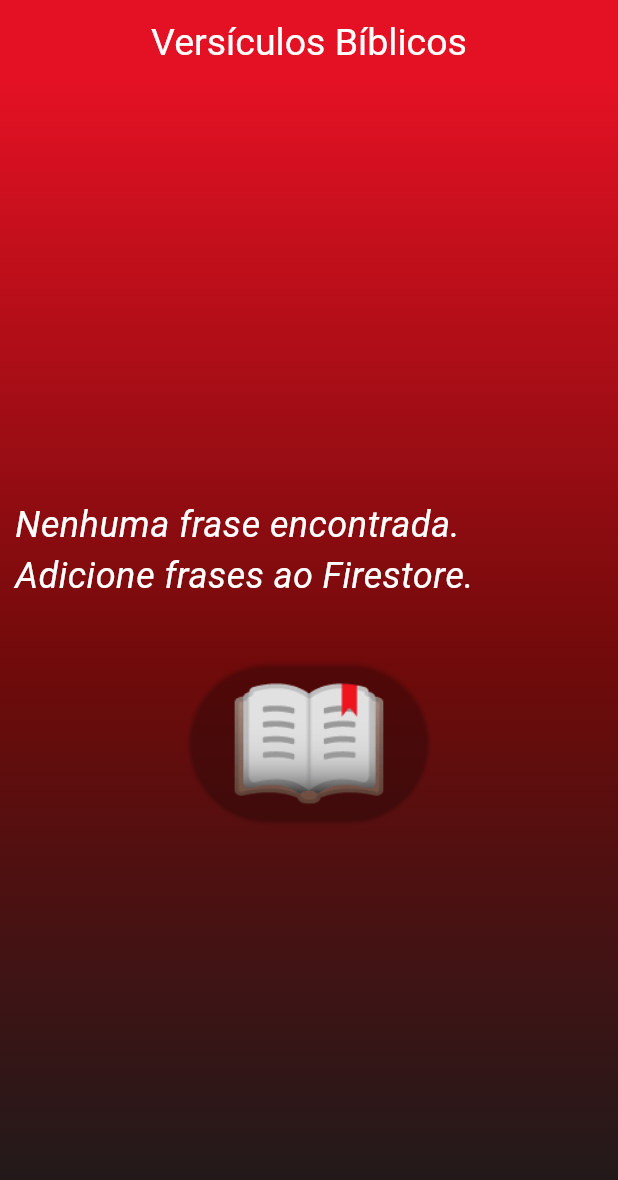
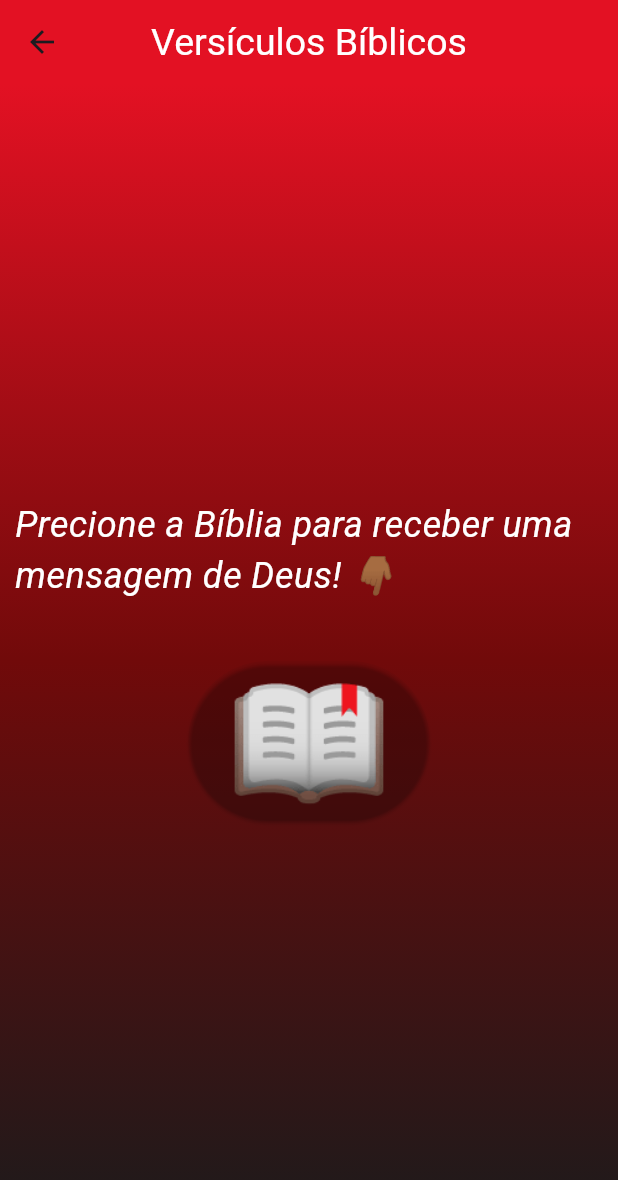
Before and after one commit to Steviziho/Avaliativa_6, a Flutter app: the screen it shows after launch, after a tap on an icon or button, on a phone screen of 412 x 824 dp. Shown: the top 1180 px of the screen. Run offline on Flutter 3.47's test engine with Material 3 defaults, Android fonts, the phone set to English and light mode, and no system bars; drawn by our look-alikes of animated_text_kit; our stand-ins replace cloud_firestore, firebase_core, just_audio; accounts and stored records are empty.

Commit message:
Alterações para para atenderos criterios da avaliação a

```diff
--- a/lib/Frasedodia.dart
+++ b/lib/Frasedodia.dart
@@ -0,0 +1,131 @@
+import 'dart:math';
+import 'package:flutter/material.dart';
+import 'package:cloud_firestore/cloud_firestore.dart';
+import 'package:just_audio/just_audio.dart';
+import 'package:animated_text_kit/animated_text_kit.dart';
+
+class MensagemDia extends StatefulWidget {
+  const MensagemDia({super.key});
+
+  @override
+  State<MensagemDia> createState() => _MensagemDiaState();
+}
+
+class _MensagemDiaState extends State<MensagemDia> {
+  late AudioPlayer player;
+
+  @override
+  void initState() {
+    super.initState();
+    player = AudioPlayer();
+    _tocarSom("assets/som.mp3");
+  }
+
+  @override
+  void dispose() {
+    player.dispose();
+    super.dispose();
+  }
+
+  void _tocarSom(String caminho) async {
+    try {
+      await player.stop();
+      await player.setAsset(caminho);
+      player.play();
+    } catch (e) {
+      print('Erro ao tocar som: $e');
+    }
+  }
+
+  String _frase = 'Precione a Bíblia para receber uma mensagem de Deus! 👇🏾';
+
+  Future<void> _pegaFraseAleatoria() async {
+    _tocarSom("assets/som.mp3");
+    try {
+      final collection = FirebaseFirestore.instance.collection('frases');
+      final snapshot = await collection.get();
+
+      if (snapshot.docs.isNotEmpty) {
+        final randomId = Random().nextInt(snapshot.docs.length);
+        final randomDoc = snapshot.docs[randomId];
+
+        setState(() {
+          _frase = randomDoc['texto'];
+        });
+      } else {
+        setState(() {
+          _frase = 'Nenhuma frase encontrada. Adicione frases ao Firestore.';
+        });
+      }
+    } catch (e) {
+      setState(() {
+        _frase = 'Ocorreu um erro ao buscar a frase.';
+      });
+      print(e);
+    }
+  }
+
+  @override
+  Widget build(BuildContext context) {
+    return Scaffold(
+      appBar: AppBar(
+        title: const Text('Versículos Bíblicos'),
+        backgroundColor: Color(0xffe31123),
+        titleTextStyle: TextStyle(
+          color: Colors.white,
+          fontSize: 25,
+        ),
+        centerTitle: true,
+      ),
+      body: Container(
+        decoration: BoxDecoration(
+          gradient: LinearGradient(
+            colors: [Color(0xffe31123), Color(0xff710a0a), Color(0xe7040404)],
+            begin: Alignment.topCenter,
+            end: Alignment.bottomCenter,
+          ),
+        ),
+        child: Center(
+          child: Padding(
+            padding: const EdgeInsets.all(10.0),
+            child: Column(
+              mainAxisAlignment: MainAxisAlignment.center,
+              children: <Widget>[
+                AnimatedTextKit(
+                  key: ValueKey(_frase),
+                  animatedTexts: [
+                    TypewriterAnimatedText(
+                      _frase,
+                      textStyle: const TextStyle(
+                        fontSize: 24,
+                        fontStyle: FontStyle.italic,
+                        color: Colors.white,
+                      ),
+                      speed: Duration(milliseconds: 40),
+                    ),
+                  ],
+                  totalRepeatCount: 1,
+                  pause: Duration(milliseconds: 500),
+                  displayFullTextOnTap: true,
+                  stopPauseOnTap: true,
+                ),
+                SizedBox(height: 40),
+                ElevatedButton(
+                  child: Text("📖"),
+                  style: ButtonStyle(
+                    textStyle: WidgetStateProperty.all(TextStyle(
+                      fontSize: 90,
+                    )),
+                    backgroundColor:
+                    WidgetStateProperty.all(Colors.transparent),
+                  ),
+                  onPressed: _pegaFraseAleatoria,
+                ),
+              ],
+            ),
+          ),
+        ),
+      ),
+    );
+  }
+}
--- a/lib/main.dart
+++ b/lib/main.dart
@@ -4,8 +4,7 @@ import 'package:firebase_core/firebase_core.dart';
 import 'package:cloud_firestore/cloud_firestore.dart';
 import 'package:just_audio/just_audio.dart';
 import 'package:animated_text_kit/animated_text_kit.dart';
-
-
+import 'package:frasedia/Frasedodia.dart';
 
 // O ponto de entrada principal para a aplicação.
 Future<void> main() async {
@@ -21,62 +20,7 @@ class MeuAplicativo extends StatefulWidget {
   State<MeuAplicativo> createState() => _MeuAplicativoState();
 }
 
-
 class _MeuAplicativoState extends State<MeuAplicativo> {
-  late AudioPlayer player;
-  @override
-  void initState() {
-    super.initState();
-    player = AudioPlayer();
-
-    _tocarSom("assets/som.mp3");
-  }
-  @override
-  void dispose() {
-    player.dispose();
-    super.dispose();
-  }
-  void _tocarSom(String caminho) async {
-    try {
-      await player.stop();
-      await player.setAsset(caminho);
-      player.play();
-    } catch (e) {
-      print('Erro ao tocar som: $e');
-    }
-  }
-  String _frase = 'Precione a Bíblia para receber uma mensagem de Deus! 👇🏾';
-
-
-  Future<void> _pegaFraseAleatoria() async {
-    _tocarSom("assets/som.mp3");
-    try {
-
-      final collection = FirebaseFirestore.instance.collection('frases');
-      final snapshot = await collection.get();
-
-
-      if (snapshot.docs.isNotEmpty) {
-
-        final randomId = Random().nextInt(snapshot.docs.length);
-        final randomDoc = snapshot.docs[randomId];
-
-        setState(() {
-          _frase = randomDoc['texto'];
-        });
-      } else {
-        setState(() {
-          _frase = 'Nenhuma frase encontrada. Adicione frases ao Firestore.';
-        });
-      }
-    } catch (e) {
-      setState(() {
-        _frase = 'Ocorreu um erro ao buscar a frase.';
-      });
-      print(e);
-    }
-  }
-
   @override
   Widget build(BuildContext context) {
     return MaterialApp(
@@ -85,67 +29,91 @@ class _MeuAplicativoState extends State<MeuAplicativo> {
         appBar: AppBar(
           title: const Text('Versículos Bíblicos'),
           backgroundColor: Color(0xffe31123),
-          titleTextStyle: TextStyle(
-            color: Color(0xffffffff),
-            fontSize: 25,
-          ),
+          titleTextStyle: TextStyle(color: Color(0xffffffff), fontSize: 25),
           centerTitle: true,
         ),
 
-        body: Container(// Corpo da tela principal
+        body: Builder(
+          builder: (context) => Container(
             decoration: BoxDecoration(
-            //exemplo de Gradiente
               gradient: LinearGradient(
-              colors: [Color(0xffe31123),Color(0xff710a0a), Color(0xe7040404)],
+                colors: [
+                  Color(0xffe31123),
+                  Color(0xff710a0a),
+                  Color(0xe7040404),
+                ],
                 begin: Alignment.topCenter,
                 end: Alignment.bottomCenter,
               ),
             ),
-          child: Center(
-            child: Padding(
-              padding: const EdgeInsets.all(10.0),
+            padding: EdgeInsets.all(32),
+            child: GestureDetector(
+              onTap: () {
+                Navigator.push(
+                  context,
+                  MaterialPageRoute(builder: (context) => MensagemDia()),
+                );
+              },
               child: Column(
-                mainAxisAlignment: MainAxisAlignment.center,
                 children: <Widget>[
-
-                  AnimatedTextKit(
-                    key: ValueKey(_frase), // força a recriação com a nova frase
-                    animatedTexts: [
-                      TypewriterAnimatedText(
-                        _frase,
-                        textStyle: const TextStyle(
-                          fontSize: 24,
-                          fontStyle: FontStyle.italic,
+                  Text(
+                    "Precione a Bíblia para receber uma mensagem de Deus! 👇🏾",
+                    style: TextStyle(
+                      fontSize: 30,
+                      fontWeight: FontWeight.bold,
                       color: Colors.white,
                     ),
-                        speed: Duration(milliseconds: 40),
+                    textAlign: TextAlign.center,
                   ),
-                    ],
-                    totalRepeatCount: 1,
-                    pause: Duration(milliseconds: 500),
-                    displayFullTextOnTap: true,
-                    stopPauseOnTap: true,
-                  ),
-
-                  SizedBox(height: 40),
-                  ElevatedButton( // Botão com o ícone da bola de cristal.
+                  SizedBox(height: 20),
+                  Hero(
+                    tag: "background_hero.tag",
+                    child: Container(
+                      child: ElevatedButton(
                         child: Text("📖"),
                         style: ButtonStyle(
-                      textStyle: WidgetStateProperty.all(TextStyle(
-                        fontSize: 90,
-                      )),
-                      backgroundColor: WidgetStateProperty.all(Colors.transparent),
-                      //elevation: WidgetStatePropertyAll(0),
+                          textStyle: WidgetStateProperty.all(
+                            TextStyle(fontSize: 90),
                           ),
-                    onPressed: _pegaFraseAleatoria,
+                          backgroundColor: WidgetStateProperty.all(
+                            Colors.transparent,
                           ),
+                        ),
+                        onPressed: () {
+                          Navigator.push(
+                            context,
+                            PageRouteBuilder(
+                              pageBuilder:
+                                  (context, animation, secondaryAnimation) =>
+                                      MensagemDia(),
+                              transitionsBuilder:
+                                  (
+                                    context,
+                                    animation,
+                                    secondaryAnimation,
+                                    child,
+                                  ) {
+                                    var tween = Tween(
+                                      begin: 0.0,
+                                      end: 3.0,
+                                    ).chain(CurveTween(curve: Curves.easeInBack));
+                                    return FadeTransition(
+                                      opacity: animation.drive(tween),
+                                      child: child,
+                                    );
+                                  },
+                            ),
+                          );
+                        },
+                      ),
+                    ),
+                  ),
+                  SizedBox(height: 20),
                 ],
               ),
             ),
           ),
         ),
-
-
       ),
     );
   }
```
Lines whose indentation alone changed are shown as unchanged.
